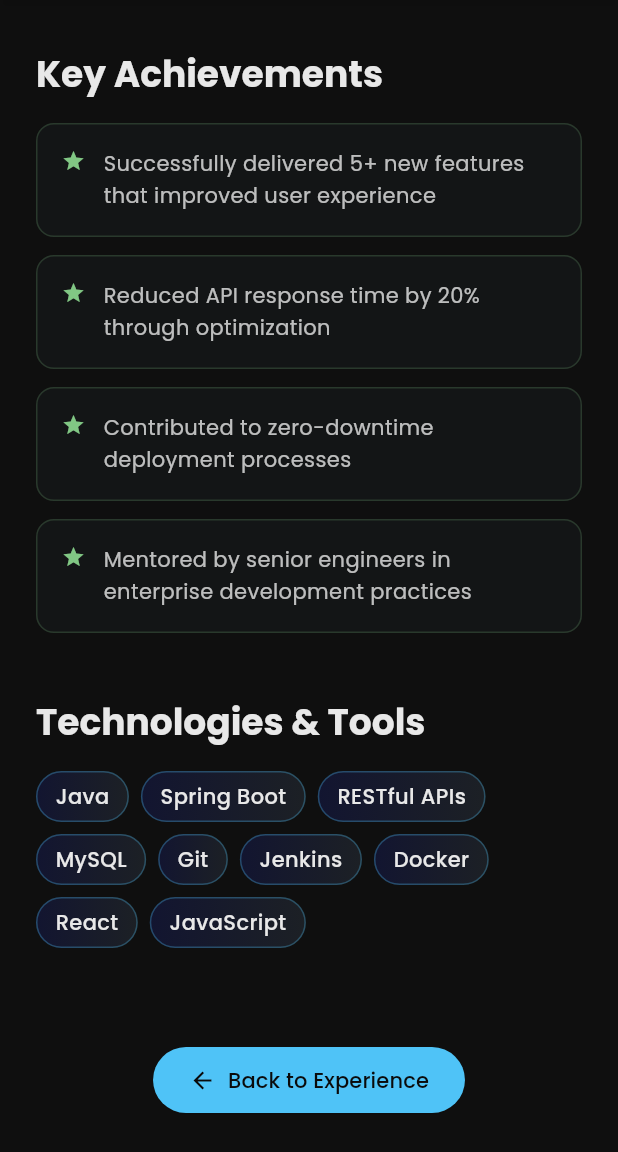
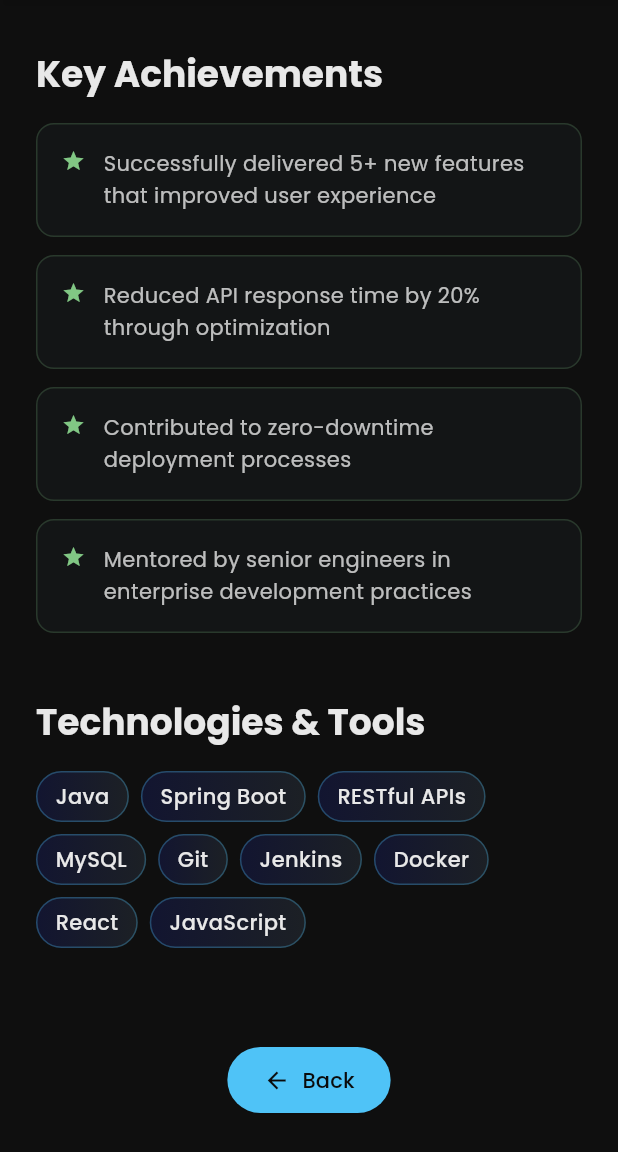
Before and after one commit to LiERN04/my_portfolio, a Flutter app: the ExperienceDetailScreen screen opened directly with sample values from the repository, scrolled down 1378 dp, on a phone screen of 412 x 824 dp, the part 84-1236 px from its top. Run offline on Flutter 3.47's test engine with Material 3 defaults, Android fonts, the phone set to English and light mode, and no system bars; our stand-ins replace flutter_animate, flutter_riverpod, flutter_svg, go_router, google_fonts, responsive_framework; missing offline and left inert: dart:html.

Commit message:
standardize button labels

```diff
--- a/lib/screens/experience_detail_screen.dart
+++ b/lib/screens/experience_detail_screen.dart
@@ -429,7 +429,7 @@ class ExperienceDetailScreen extends StatelessWidget {
       child: ElevatedButton.icon(
         onPressed: () => context.pop(),
         icon: const Icon(Icons.arrow_back),
-        label: const Text('Back to Experience'),
+        label: const Text('Back'),
         style: ElevatedButton.styleFrom(
           backgroundColor: colorScheme.primary,
           foregroundColor: colorScheme.onPrimary,
--- a/lib/screens/project_detail_screen.dart
+++ b/lib/screens/project_detail_screen.dart
@@ -872,7 +872,7 @@ class ProjectDetailScreen extends StatelessWidget {
       child: OutlinedButton.icon(
         onPressed: () => context.pop(),
         icon: const Icon(Icons.arrow_back),
-        label: const Text('Back to Portfolio'),
+        label: const Text('Back'),
         style: OutlinedButton.styleFrom(
           padding: const EdgeInsets.symmetric(horizontal: 24, vertical: 12),
         ),
--- a/lib/screens/skill_detail_screen.dart
+++ b/lib/screens/skill_detail_screen.dart
@@ -575,7 +575,7 @@ class _SkillDetailScreenState extends State<SkillDetailScreen>
               }
             },
             icon: const Icon(Icons.arrow_back),
-            label: const Text('Back to Skills'),
+            label: const Text('Back'),
             style: ElevatedButton.styleFrom(
               backgroundColor: colorScheme.primary,
               foregroundColor: colorScheme.onPrimary,
```
